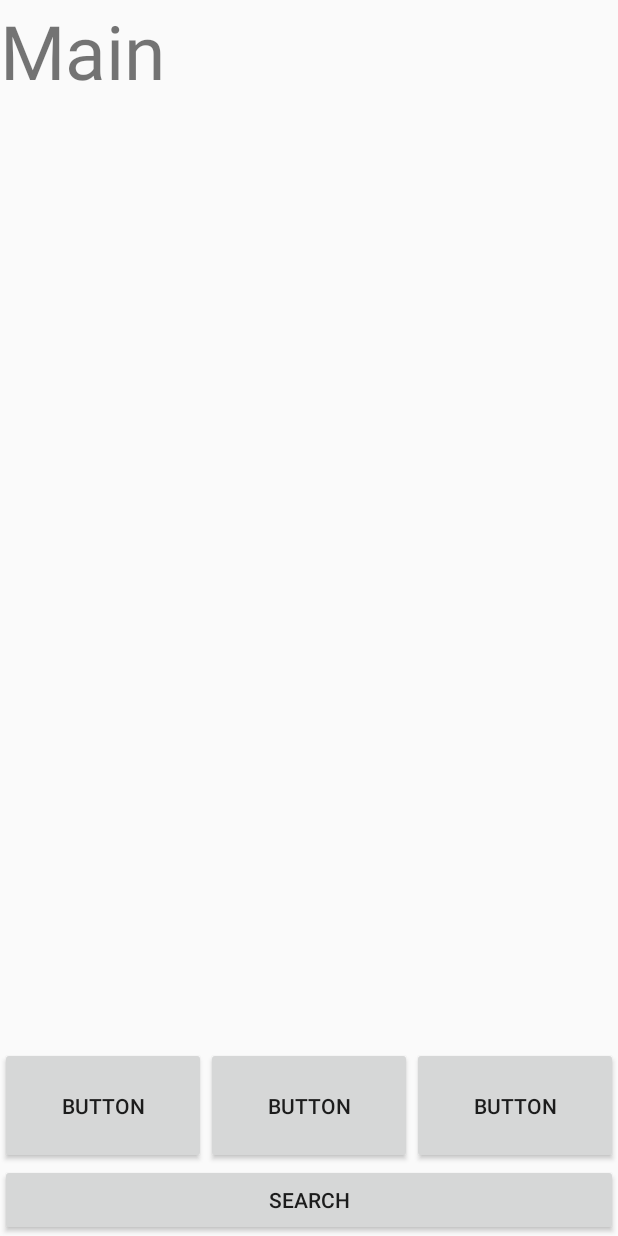
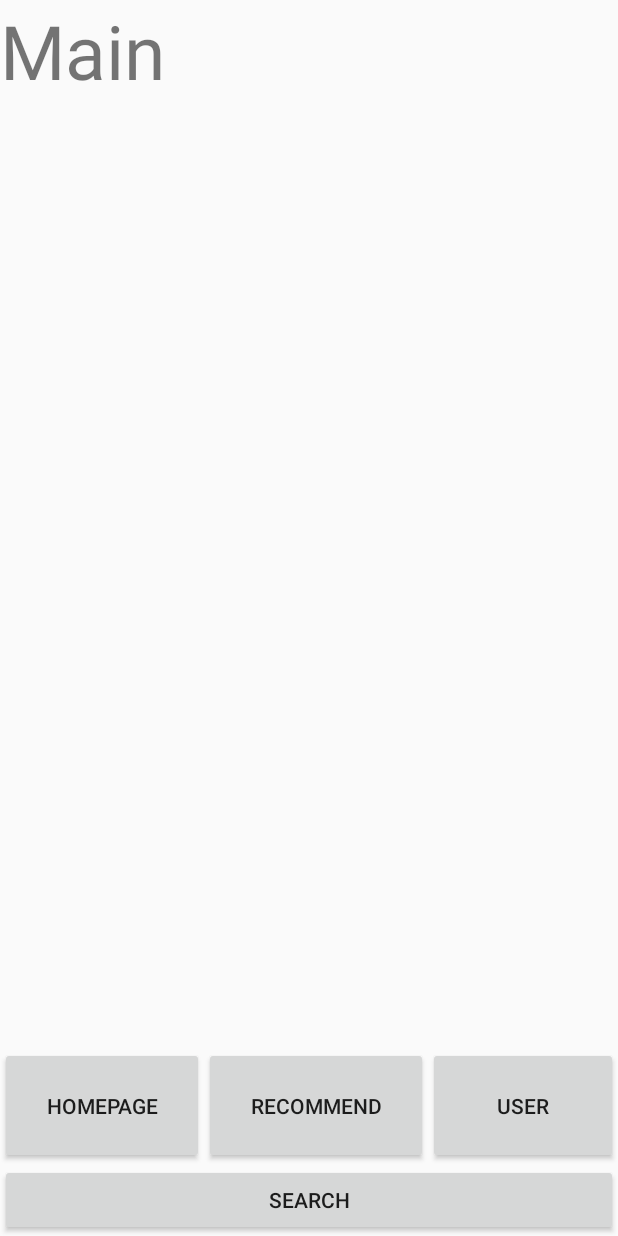
Before and after one commit to nicccc5/Database, an Android app: the screen it shows after launch (MainActivity), on a phone screen of 412 x 824 dp. Run offline under Robolectric (Android 15) with nearby library versions, the phone set to English and light mode, and no system bars.

Commit message:
新加首頁Button名稱，搜尋左上角加homepage

```diff
--- a/TVchildren/app/src/main/res/layout/activity_main.xml
+++ b/TVchildren/app/src/main/res/layout/activity_main.xml
@@ -22,8 +22,8 @@
                 android:layout_width="wrap_content"
                 android:layout_height="match_parent"
                 android:layout_weight="1"
-                android:text="Button"
-                android:onClick="startNextActivity"/>
+                android:onClick="startNextActivity"
+                android:text="HomePage" />
 
 <!--            <Button-->
 <!--                android:id="@+id/btn_search"-->
@@ -34,22 +34,21 @@
 <!--                android:onClick="startNextActivity"/>-->
 
 
-
             <Button
                 android:id="@+id/btn_recommend"
                 android:layout_width="wrap_content"
                 android:layout_height="match_parent"
                 android:layout_weight="1"
-                android:text="Button"
-                android:onClick="startNextActivity"/>
+                android:onClick="startNextActivity"
+                android:text="Recommend" />
 
             <Button
                 android:id="@+id/btn_like"
                 android:layout_width="wrap_content"
                 android:layout_height="match_parent"
                 android:layout_weight="1"
-                android:text="Button"
-                android:onClick="startNextActivity"/>
+                android:onClick="startNextActivity"
+                android:text="User" />
 
         </LinearLayout>
 
--- a/TVchildren/app/src/main/res/layout/inner_movie.xml
+++ b/TVchildren/app/src/main/res/layout/inner_movie.xml
@@ -8,11 +8,13 @@
         android:id="@+id/tool_search"
         android:layout_width="match_parent"
         android:layout_height="70dp">
+
         <Button
             android:id="@+id/btnfind_movie"
             android:layout_width="0dp"
             android:layout_height="match_parent"
-            android:layout_weight="1"/>
+            android:layout_weight="1"
+            android:text="HomePage" />
 
         <SearchView
             android:id="@+id/search"
--- a/TVchildren/app/src/main/res/layout/inner_short.xml
+++ b/TVchildren/app/src/main/res/layout/inner_short.xml
@@ -6,11 +6,13 @@
         android:id="@+id/tool_search"
         android:layout_width="match_parent"
         android:layout_height="70dp">
+
         <Button
             android:id="@+id/btnfind_short"
             android:layout_width="0dp"
             android:layout_height="match_parent"
-            android:layout_weight="1"/>
+            android:layout_weight="1"
+            android:text="HomePage" />
 
         <SearchView
             android:id="@+id/search"
--- a/TVchildren/app/src/main/res/layout/inner_tv.xml
+++ b/TVchildren/app/src/main/res/layout/inner_tv.xml
@@ -6,11 +6,13 @@
         android:id="@+id/tool_search"
         android:layout_width="match_parent"
         android:layout_height="70dp">
+
         <Button
             android:id="@+id/btnfind_tv"
             android:layout_width="0dp"
             android:layout_height="match_parent"
-            android:layout_weight="1"/>
+            android:layout_weight="1"
+            android:text="HomePage" />
 
         <SearchView
             android:id="@+id/search"
```
